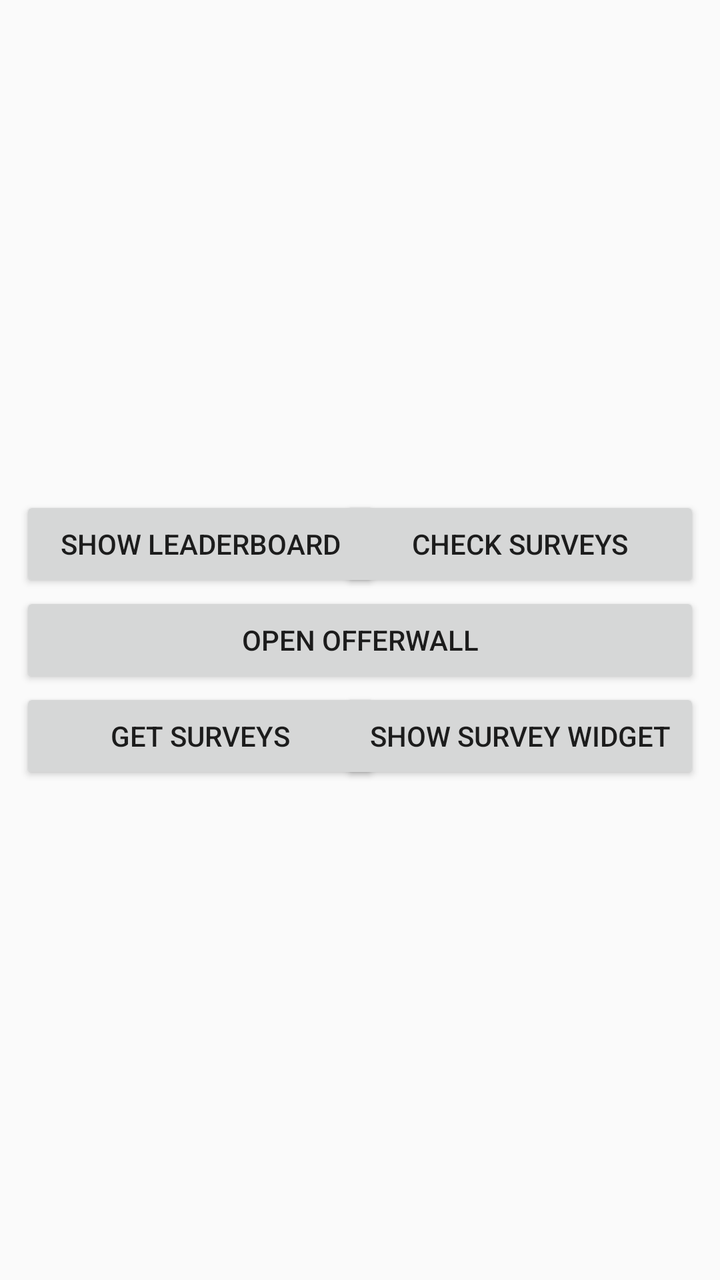
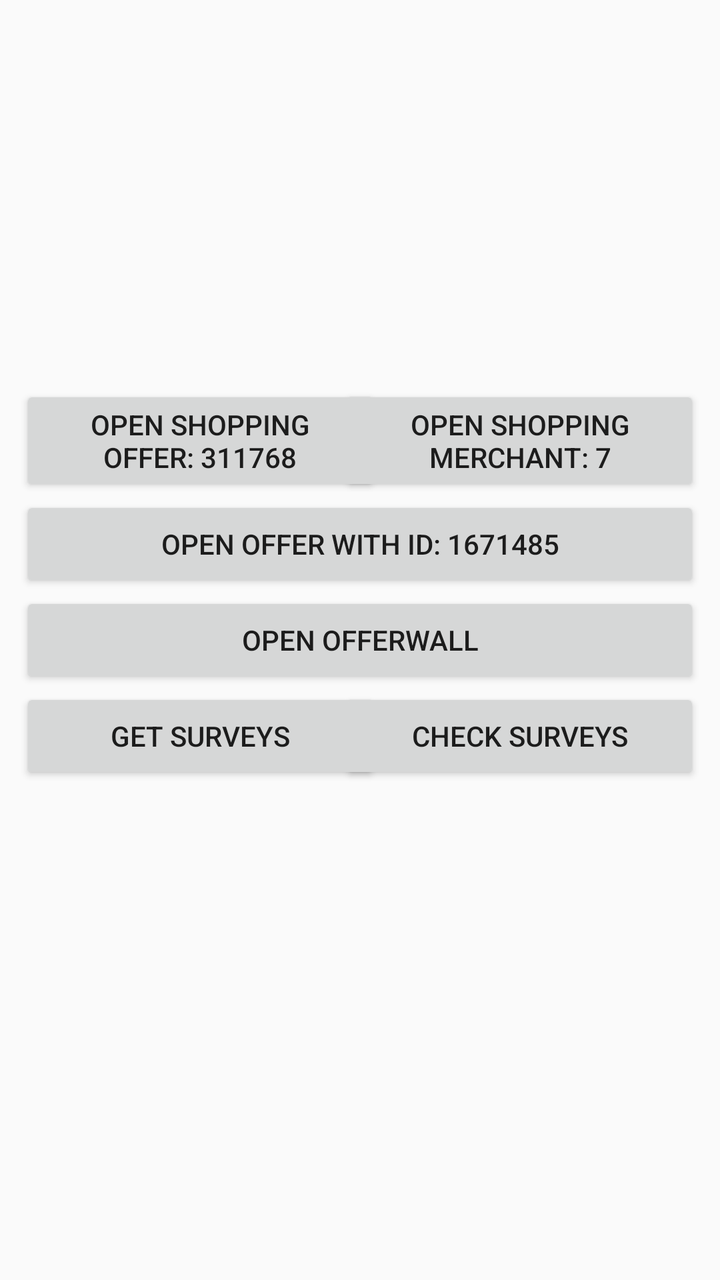

The first picture is an Android layout as it rendered before a commit; the second is the same layout after the commit. The layout source and the unified diff follow.
<!-- AndroidManifest.xml: application theme AppTheme -->
<!-- res/layout/activity_main.xml -->
<?xml version="1.0" encoding="utf-8"?>
<androidx.constraintlayout.widget.ConstraintLayout xmlns:android="http://schemas.android.com/apk/res/android"
    xmlns:app="http://schemas.android.com/apk/res-auto"
    xmlns:tools="http://schemas.android.com/tools"
    android:layout_width="match_parent"
    android:layout_height="match_parent"
    tools:context=".MainActivity">

    <androidx.fragment.app.FragmentContainerView
        android:id="@+id/container_leaderboard"
        android:layout_width="match_parent"
        android:layout_height="0dp"
        android:layout_marginTop="10dp"
        android:layout_marginBottom="10dp"
        app:layout_constraintBottom_toTopOf="@+id/btn_show_leaderboard"
        app:layout_constraintTop_toTopOf="parent"
        tools:layout="@layout/fragment_widget_bitlabs" />

    <Button
        android:id="@+id/btn_show_leaderboard"
        android:layout_width="180dp"
        android:layout_height="wrap_content"
        android:layout_marginStart="10dp"
        android:text="Show Leaderboard"
        app:layout_constraintBottom_toTopOf="@id/btn_launch_offerwall"
        app:layout_constraintStart_toStartOf="parent" />

    <Button
        android:id="@+id/btn_check_surveys"
        android:layout_width="180dp"
        android:layout_height="wrap_content"
        android:layout_marginEnd="10dp"
        android:text="Check Surveys"
        app:layout_constraintBottom_toTopOf="@id/btn_launch_offerwall"
        app:layout_constraintEnd_toEndOf="parent" />

    <Button
        android:id="@+id/btn_launch_offerwall"
        android:layout_width="0dp"
        android:layout_height="wrap_content"
        android:layout_marginStart="10dp"
        android:layout_marginEnd="10dp"
        android:text="Open offerwall"
        app:layout_constraintBottom_toBottomOf="parent"
        app:layout_constraintEnd_toEndOf="parent"
        app:layout_constraintStart_toStartOf="parent"
        app:layout_constraintTop_toTopOf="parent" />

    <Button
        android:id="@+id/btn_get_surveys"
        android:layout_width="180dp"
        android:layout_height="wrap_content"
        android:layout_marginStart="10dp"
        android:text="Get Surveys"
        app:layout_constraintStart_toStartOf="parent"
        app:layout_constraintTop_toBottomOf="@id/btn_launch_offerwall" />

    <Button
        android:id="@+id/btn_show_survey_widget"
        android:layout_width="180dp"
        android:layout_height="wrap_content"
        android:layout_marginEnd="10dp"
        android:text="Show Survey Widget"
        app:layout_constraintEnd_toEndOf="parent"
        app:layout_constraintTop_toBottomOf="@id/btn_launch_offerwall" />

    <androidx.fragment.app.FragmentContainerView
        android:id="@+id/container_survey_widget"
        android:layout_width="wrap_content"
        android:layout_height="wrap_content"
        android:layout_marginTop="8dp"
        app:layout_constraintEnd_toEndOf="parent"
        app:layout_constraintStart_toStartOf="parent"
        app:layout_constraintTop_toBottomOf="@+id/btn_show_survey_widget" />

</androidx.constraintlayout.widget.ConstraintLayout>
<!-- res/layout/fragment_widget_bitlabs.xml (included above) -->
<?xml version="1.0" encoding="utf-8"?>
<RelativeLayout xmlns:android="http://schemas.android.com/apk/res/android"
    xmlns:tools="http://schemas.android.com/tools"
    android:layout_width="match_parent"
    android:layout_height="match_parent"
    tools:context=".views.BitLabsWidgetFragment">

    <WebView
        android:id="@+id/widget_webview_bitlabs"
        android:layout_width="match_parent"
        android:layout_height="match_parent" />

</RelativeLayout>
<!-- resources referenced by this layout -->
<resources>
  <style name="AppTheme" parent="Theme.AppCompat.DayNight.DarkActionBar">
          
          <item name="colorPrimary">@color/colorPrimary</item>
          <item name="colorPrimaryDark">@color/colorPrimaryDark</item>
          <item name="colorAccent">@color/colorAccent</item>
      </style>
  <color name="colorPrimary">#2196F3</color>
  <color name="colorPrimaryDark">#1976D2</color>
  <color name="colorAccent">#FF9800</color>
</resources>

<!-- the commit's change to res/layout/activity_main.xml (unified diff, before → after) -->
@@ -6,32 +6,34 @@
     android:layout_height="match_parent"
     tools:context=".MainActivity">
 
-    <androidx.fragment.app.FragmentContainerView
-        android:id="@+id/container_leaderboard"
-        android:layout_width="match_parent"
-        android:layout_height="0dp"
-        android:layout_marginTop="10dp"
-        android:layout_marginBottom="10dp"
-        app:layout_constraintBottom_toTopOf="@+id/btn_show_leaderboard"
-        app:layout_constraintTop_toTopOf="parent"
-        tools:layout="@layout/fragment_widget_bitlabs" />
-
     <Button
-        android:id="@+id/btn_show_leaderboard"
+        android:id="@+id/btn_open_shopping_offer"
         android:layout_width="180dp"
         android:layout_height="wrap_content"
         android:layout_marginStart="10dp"
-        android:text="Show Leaderboard"
-        app:layout_constraintBottom_toTopOf="@id/btn_launch_offerwall"
+        android:text="Open Shopping Offer: 311768"
+        app:layout_constraintBottom_toTopOf="@id/btn_open_offer"
         app:layout_constraintStart_toStartOf="parent" />
 
     <Button
-        android:id="@+id/btn_check_surveys"
+        android:id="@+id/btn_open_shopping_merchant"
         android:layout_width="180dp"
         android:layout_height="wrap_content"
         android:layout_marginEnd="10dp"
-        android:text="Check Surveys"
+        android:text="Open Shopping Merchant: 7"
+        app:layout_constraintBottom_toTopOf="@id/btn_open_offer"
+        app:layout_constraintEnd_toEndOf="parent" />
+
+
+    <Button
+        android:id="@+id/btn_open_offer"
+        android:layout_width="0dp"
+        android:layout_height="wrap_content"
+        android:layout_marginEnd="10dp"
+        android:layout_marginStart="10dp"
+        android:text="Open Offer with id: 1671485"
         app:layout_constraintBottom_toTopOf="@id/btn_launch_offerwall"
+        app:layout_constraintStart_toStartOf="parent"
         app:layout_constraintEnd_toEndOf="parent" />
 
     <Button
@@ -56,35 +58,11 @@
         app:layout_constraintTop_toBottomOf="@id/btn_launch_offerwall" />
 
     <Button
-        android:id="@+id/btn_show_survey_widget"
+        android:id="@+id/btn_check_surveys"
         android:layout_width="180dp"
         android:layout_height="wrap_content"
         android:layout_marginEnd="10dp"
-        android:text="Show Survey Widget"
+        android:text="Check Surveys"
         app:layout_constraintEnd_toEndOf="parent"
         app:layout_constraintTop_toBottomOf="@id/btn_launch_offerwall" />
-
-    <androidx.fragment.app.FragmentContainerView
-        android:id="@+id/container_survey_widget"
-        android:layout_width="wrap_content"
-        android:layout_height="wrap_content"
-        android:layout_marginTop="8dp"
-        app:layout_constraintEnd_toEndOf="parent"
-        app:layout_constraintStart_toStartOf="parent"
-        app:layout_constraintTop_toBottomOf="@+id/btn_show_survey_widget" />
-
 </androidx.constraintlayout.widget.ConstraintLayout>
-<!-- res/layout/fragment_widget_bitlabs.xml (included above) -->
-<?xml version="1.0" encoding="utf-8"?>
-<RelativeLayout xmlns:android="http://schemas.android.com/apk/res/android"
-    xmlns:tools="http://schemas.android.com/tools"
-    android:layout_width="match_parent"
-    android:layout_height="match_parent"
-    tools:context=".views.BitLabsWidgetFragment">
-
-    <WebView
-        android:id="@+id/widget_webview_bitlabs"
-        android:layout_width="match_parent"
-        android:layout_height="match_parent" />
-
-</RelativeLayout>
